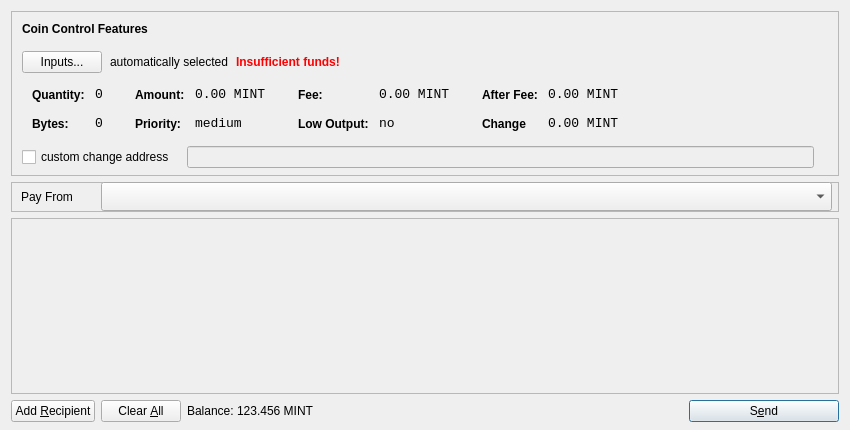
MintcoinCommunity/Mintcoin-Desktop-Wallet, file src/qt/forms/sendcoinsdialog.ui: the form before one commit.
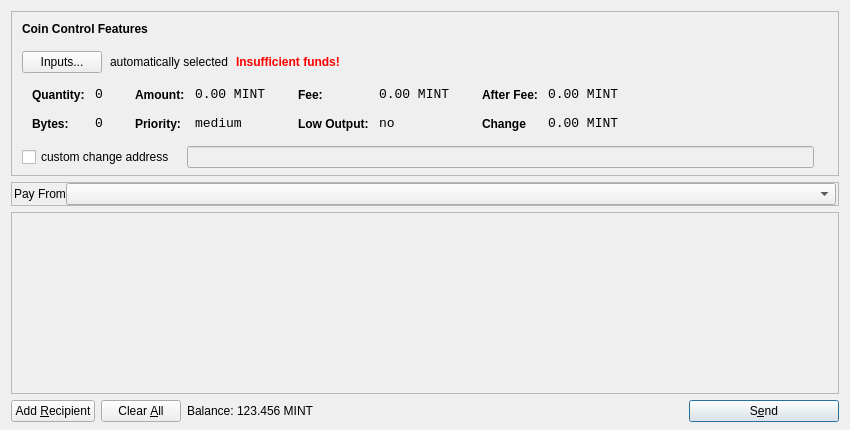
The form after the commit. Icons and pictures are not drawn.

Commit message: Fix send from frame

```diff
--- a/src/qt/forms/sendcoinsdialog.ui
+++ b/src/qt/forms/sendcoinsdialog.ui
@@ -617,41 +617,56 @@
    </item>
    <item>
     <widget class="QFrame" name="payFromFrame">
-     <property name="minimumSize">
-      <size>
-       <width>0</width>
-       <height>30</height>
-      </size>
+     <property name="sizePolicy">
+      <sizepolicy hsizetype="Expanding" vsizetype="Preferred">
+       <horstretch>0</horstretch>
+       <verstretch>0</verstretch>
+      </sizepolicy>
      </property>
      <property name="frameShape">
       <enum>QFrame::StyledPanel</enum>
      </property>
      <property name="frameShadow">
-      <enum>QFrame::Raised</enum>
+      <enum>QFrame::Sunken</enum>
      </property>
-     <widget class="QComboBox" name="payFrom">
-      <property name="geometry">
-       <rect>
-        <x>90</x>
-        <y>0</y>
-        <width>731</width>
-        <height>29</height>
-       </rect>
+     <layout class="QHBoxLayout" name="horizontalLayout_7">
+      <property name="leftMargin">
+       <number>2</number>
       </property>
-     </widget>
-     <widget class="QLabel" name="label_3">
-      <property name="geometry">
-       <rect>
-        <x>10</x>
-        <y>0</y>
-        <width>63</width>
-        <height>29</height>
-       </rect>
+      <property name="topMargin">
+       <number>0</number>
       </property>
-      <property name="text">
-       <string>Pay From</string>
+      <property name="rightMargin">
+       <number>2</number>
       </property>
-     </widget>
+      <property name="bottomMargin">
+       <number>0</number>
+      </property>
+      <item>
+       <layout class="QHBoxLayout" name="horizontalLayout_5" stretch="0,1">
+        <property name="spacing">
+         <number>0</number>
+        </property>
+        <item>
+         <widget class="QLabel" name="label_3">
+          <property name="text">
+           <string>Pay From</string>
+          </property>
+         </widget>
+        </item>
+        <item>
+         <widget class="QComboBox" name="payFrom">
+          <property name="sizePolicy">
+           <sizepolicy hsizetype="Expanding" vsizetype="Fixed">
+            <horstretch>0</horstretch>
+            <verstretch>0</verstretch>
+           </sizepolicy>
+          </property>
+         </widget>
+        </item>
+       </layout>
+      </item>
+     </layout>
     </widget>
    </item>
    <item>
@@ -665,7 +680,7 @@
         <x>0</x>
         <y>0</y>
         <width>830</width>
-        <height>117</height>
+        <height>114</height>
        </rect>
       </property>
       <layout class="QVBoxLayout" name="verticalLayout_2">
```
Left out of the diff: 22 changed lines with no effect on the pictures.
